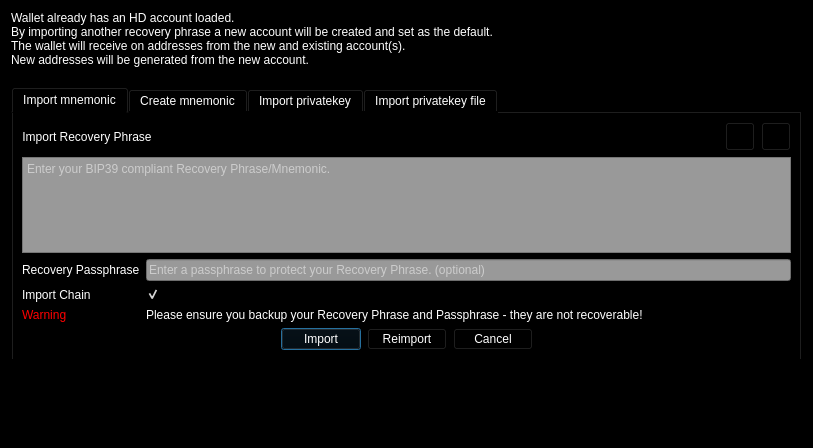
Qt form src/qt/forms/mnemonicdialog.ui (duality-solutions/Dynamic) before a commit.
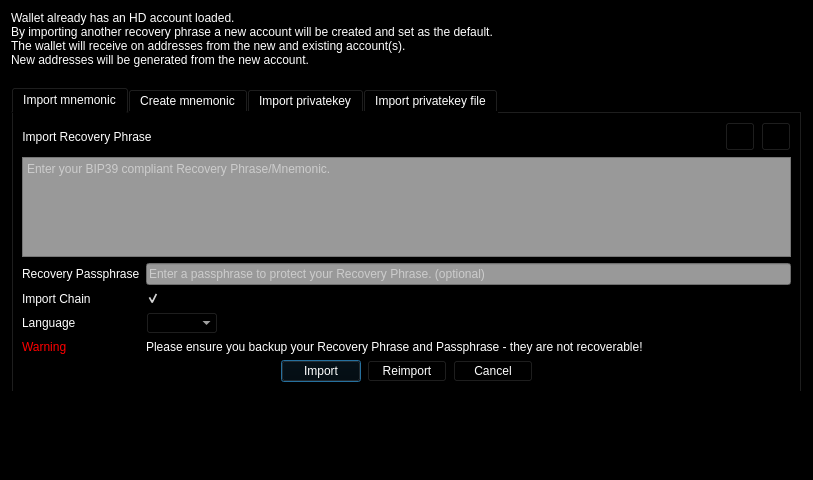
The same form after that commit. Icons and pictures are not drawn.

Commit message: [Mnemonic GUI] Add language support to mnemonic RPC functions. WIP

```diff
--- a/src/qt/forms/mnemonicdialog.ui
+++ b/src/qt/forms/mnemonicdialog.ui
@@ -7,7 +7,7 @@
     <x>0</x>
     <y>0</y>
     <width>813</width>
-    <height>448</height>
+    <height>480</height>
    </rect>
   </property>
   <property name="windowTitle">
@@ -336,7 +336,7 @@
              </property>
             </widget>
            </item>
-           <item row="2" column="0">
+           <item row="3" column="0">
             <widget class="QLabel" name="labelWarning">
              <property name="styleSheet">
               <string notr="true">color: red;</string>
@@ -346,13 +346,30 @@
              </property>
             </widget>
            </item>
-           <item row="2" column="1">
+           <item row="3" column="1">
             <widget class="QLabel" name="label_8">
              <property name="text">
               <string>Please ensure you backup your Recovery Phrase and Passphrase - they are not recoverable!</string>
              </property>
             </widget>
            </item>
+           <item row="2" column="0">
+            <widget class="QLabel" name="label_7">
+             <property name="text">
+              <string>Language</string>
+             </property>
+            </widget>
+           </item>
+           <item row="2" column="1">
+            <widget class="QComboBox" name="comboBoxImportMnemonic_Language">
+             <property name="sizePolicy">
+              <sizepolicy hsizetype="Fixed" vsizetype="Fixed">
+               <horstretch>0</horstretch>
+               <verstretch>0</verstretch>
+              </sizepolicy>
+             </property>
+            </widget>
+           </item>
           </layout>
          </item>
          <item>
```
Left out of the diff: 10 changed lines with no effect on the pictures. The commit also changes 6 other files.
